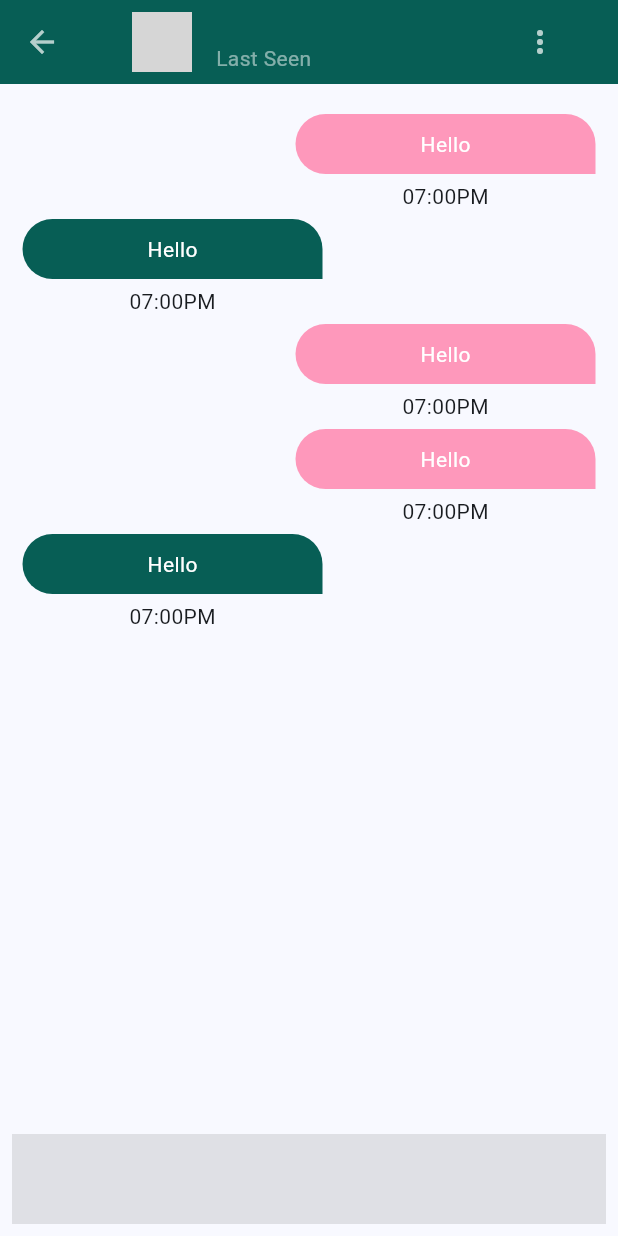
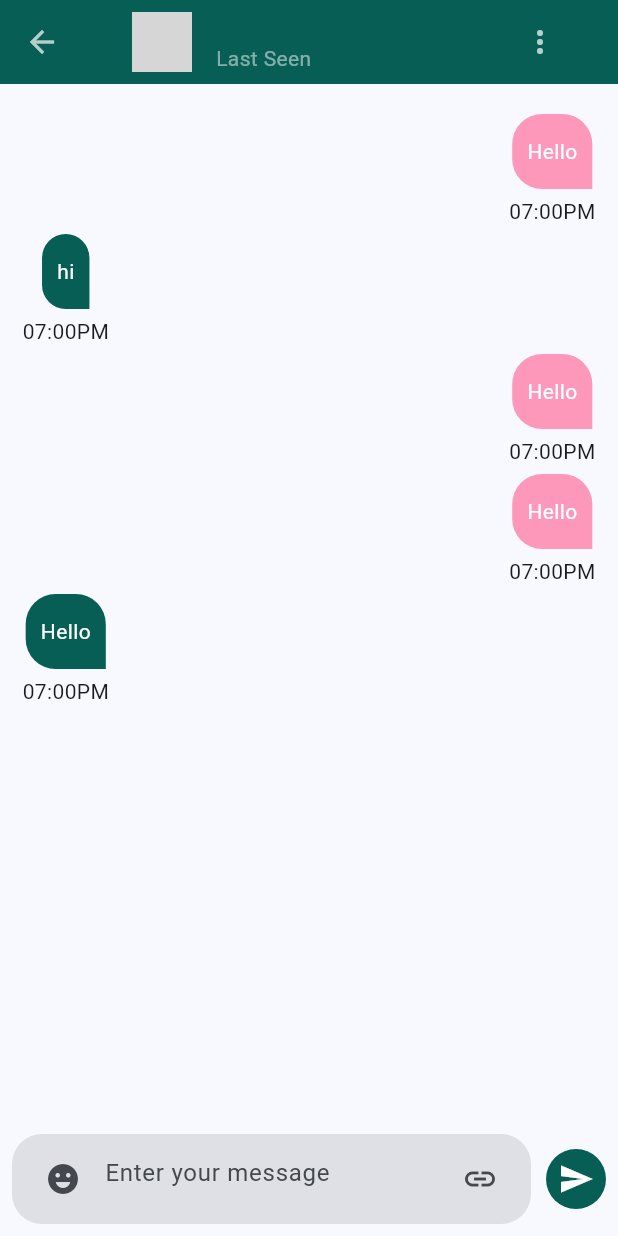
Before and after one commit to muhib95/whatsapp_clone_flutter, a Flutter app: the MessageScreen screen opened directly with empty values, on a phone screen of 412 x 824 dp. Run offline on Flutter 3.47's test engine with Material 3 defaults, Android fonts, the phone set to English and light mode, and no system bars; network calls fail; grey boxes are pictures that could not be loaded.

Commit message:
show message

```diff
--- a/lib/views/MessageScreen/message_screen.dart
+++ b/lib/views/MessageScreen/message_screen.dart
@@ -15,7 +15,7 @@ class MessageScreen extends StatefulWidget {
 class _MessageScreenState extends State<MessageScreen> {
   List<Map> chatDetails = [
     {'message': 'Hello', 'is_me': true, 'time': '07:00PM'},
-    {'message': 'Hello', 'is_me': false, 'time': '07:00PM'},
+    {'message': 'hi', 'is_me': false, 'time': '07:00PM'},
     {'message': 'Hello', 'is_me': true, 'time': '07:00PM'},
     {'message': 'Hello', 'is_me': true, 'time': '07:00PM'},
     {'message': 'Hello', 'is_me': false, 'time': '07:00PM'},
@@ -55,7 +55,7 @@ class _MessageScreenState extends State<MessageScreen> {
       body: Column(
         children: [
           Expanded(
-            flex: 3,
+
             child: ListView.builder(
               padding: EdgeInsets.all(15),
               itemCount: chatDetails.length,
@@ -69,7 +69,8 @@ class _MessageScreenState extends State<MessageScreen> {
                     Column(
                       mainAxisSize: MainAxisSize.min,
                       children: [
-                        Container(
+                        IntrinsicWidth(
+                          child: Container(
                             constraints: BoxConstraints(
                               maxWidth: 200,
                             ),
@@ -78,17 +79,23 @@ class _MessageScreenState extends State<MessageScreen> {
                             margin: EdgeInsets.symmetric(vertical: 5),
                             padding: EdgeInsets.symmetric(vertical: 10),
                             decoration: BoxDecoration(
-                            color: data['is_me'] == true?Color(0xFFfe98bb):Color(0xFF075E55),
+                              color: data['is_me'] == true
+                                  ? Color(0xFFfe98bb)
+                                  : Color(0xFF075E55),
                               borderRadius: BorderRadius.only(
                                 topRight: Radius.circular(20),
                                 topLeft: Radius.circular(20),
                                 bottomLeft: Radius.circular(20),
                               ),
                             ),
+                            child: Padding(
+                              padding: const EdgeInsets.symmetric(horizontal: 10,vertical: 5),
                               child: Center(
                                 child: Text(
                                   data['message'],
-                              style: TextStyle(color: Colors.white),
+                                  style: TextStyle(color: Colors.white, ),
+                                ),
+                              ),
                             ),
                           ),
                         ),
@@ -106,13 +113,31 @@ class _MessageScreenState extends State<MessageScreen> {
               children: [
                 Expanded(
                   child: Container(
-
+                    padding: EdgeInsets.symmetric(horizontal: 10),
                     height: 60,
                     decoration: BoxDecoration(
                       color: Colors.black.withOpacity(.1),
+                      borderRadius: BorderRadius.circular(20),
+                    ),
+                    child: Center(
+                      child: TextFormField(
+                        decoration: InputDecoration(
+                          prefixIcon: Icon(Icons.emoji_emotions_rounded),
+                          suffixIcon: Icon(Icons.link),
+                          border: InputBorder.none,
+                          hintText: 'Enter your message'
                         ),
                       ),
-                )
+                    ),
+                  ),
+                ),
+                SizedBox(width: 10,),
+                CircleAvatar(
+                  backgroundColor: Color(0xFF075E55),
+                    child: Icon(
+                  Icons.send,
+                  color: Colors.white,
+                )),
               ],
             ),
           )
```
Lines whose indentation alone changed are shown as unchanged.
